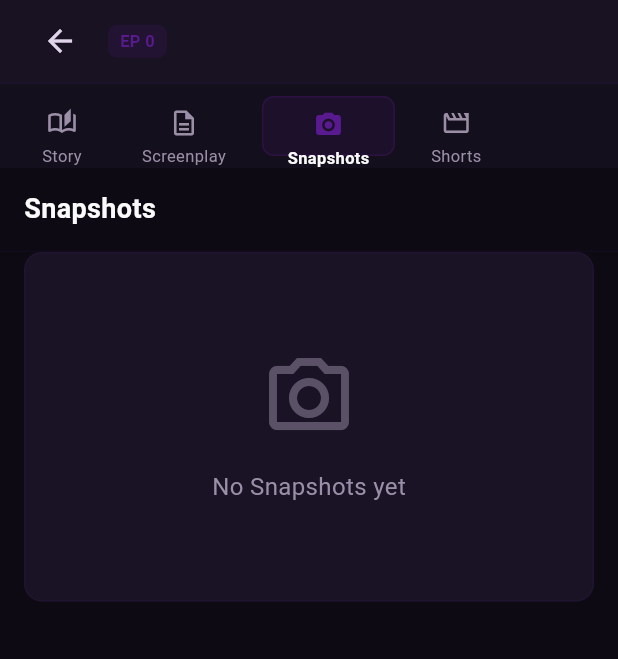
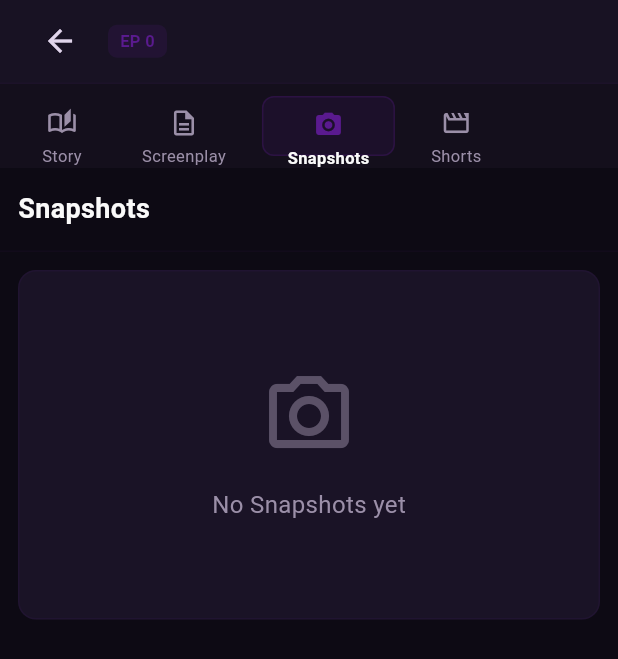
Before and after one commit to vpdevportal/yashvi-media-studio, a Flutter app: the EpisodeDetailPage screen opened directly with empty values, after a tap on "Screenplay", after a tap on "Snapshots", on a phone screen of 412 x 824 dp. Shown: the top 659 px of the screen. Run offline on Flutter 3.47's test engine with Material 3 defaults, Android fonts, the light colour scheme and no system bars; network calls fail; Roboto replaces fonts that are missing (SF Pro Display).

Commit message:
refactor(frontend): create MediaQuery extension for responsive helpers
- Create MediaQueryExtensions with isMobile, isTablet, isSmallScreen, isDesktop helpers
- Add responsivePadding, responsiveHorizontalPadding, responsiveVerticalPadding helpers
- Replace all inline MediaQuery checks with extension methods
- Update dashboard, episode detail, sidebar, top bar, and all tab components
- Cleaner, more maintainable responsive code across the codebase

```diff
--- /dev/null
+++ b/apps/frontend/lib/core/extensions/media_query_extensions.dart
@@ -0,0 +1,69 @@
+import 'package:flutter/material.dart';
+
+/// Extension on BuildContext to provide responsive breakpoint helpers
+extension MediaQueryExtensions on BuildContext {
+  /// Get the screen width
+  double get screenWidth => MediaQuery.of(this).size.width;
+
+  /// Get the screen height
+  double get screenHeight => MediaQuery.of(this).size.height;
+
+  /// Check if screen is mobile (< 768px)
+  bool get isMobile => screenWidth < 768;
+
+  /// Check if screen is tablet (768px - 1199px)
+  bool get isTablet => screenWidth >= 768 && screenWidth < 1200;
+
+  /// Check if screen is small (< 1200px) - shows icon-only sidebar
+  bool get isSmallScreen => screenWidth < 1200;
+
+  /// Check if screen is desktop (>= 1200px)
+  bool get isDesktop => screenWidth >= 1200;
+
+  /// Check if screen is large desktop (>= 1400px)
+  bool get isLargeDesktop => screenWidth >= 1400;
+
+  /// Get responsive padding based on screen size
+  EdgeInsets get responsivePadding {
+    if (isMobile) {
+      return const EdgeInsets.all(12);
+    } else if (isSmallScreen) {
+      return const EdgeInsets.all(16);
+    } else {
+      return const EdgeInsets.all(32);
+    }
+  }
+
+  /// Get responsive horizontal padding
+  EdgeInsets get responsiveHorizontalPadding {
+    if (isMobile) {
+      return const EdgeInsets.symmetric(horizontal: 12);
+    } else if (isSmallScreen) {
+      return const EdgeInsets.symmetric(horizontal: 16);
+    } else {
+      return const EdgeInsets.symmetric(horizontal: 32);
+    }
+  }
+
+  /// Get responsive vertical padding
+  EdgeInsets get responsiveVerticalPadding {
+    if (isMobile) {
+      return const EdgeInsets.symmetric(vertical: 12);
+    } else if (isSmallScreen) {
+      return const EdgeInsets.symmetric(vertical: 16);
+    } else {
+      return const EdgeInsets.symmetric(vertical: 32);
+    }
+  }
+
+  /// Get responsive font size multiplier
+  double get responsiveFontMultiplier {
+    if (isMobile) {
+      return 0.9;
+    } else if (isSmallScreen) {
+      return 0.95;
+    } else {
+      return 1.0;
+    }
+  }
+}
--- a/apps/frontend/lib/pages/episode_detail/episode_shorts_tab.dart
+++ b/apps/frontend/lib/pages/episode_detail/episode_shorts_tab.dart
@@ -1,4 +1,5 @@
 import 'package:flutter/material.dart';
+import '../../core/extensions/media_query_extensions.dart';
 import '../../widgets/page_top_bar.dart';
 import 'episode_empty_state.dart';
 
@@ -11,22 +12,12 @@ class EpisodeShortsTab extends StatelessWidget {
       children: [
         const PageTopBar(title: 'Shorts'),
         Expanded(
-          child: Builder(
-            builder: (context) {
-              final isMobile = MediaQuery.of(context).size.width < 768;
-              return SingleChildScrollView(
-                padding: EdgeInsets.fromLTRB(
-                  isMobile ? 16 : 32,
-                  0,
-                  isMobile ? 16 : 32,
-                  isMobile ? 16 : 32,
-                ),
-                child: const EpisodeEmptyState(
-                  title: 'Shorts',
-                  icon: Icons.movie_outlined,
-                ),
-              );
-            },
+          child: SingleChildScrollView(
+            padding: context.responsivePadding,
+            child: const EpisodeEmptyState(
+              title: 'Shorts',
+              icon: Icons.movie_outlined,
+            ),
           ),
         ),
       ],
--- a/apps/frontend/lib/pages/episode_detail/episode_snapshots_tab.dart
+++ b/apps/frontend/lib/pages/episode_detail/episode_snapshots_tab.dart
@@ -1,4 +1,5 @@
 import 'package:flutter/material.dart';
+import '../../core/extensions/media_query_extensions.dart';
 import '../../widgets/page_top_bar.dart';
 import 'episode_empty_state.dart';
 
@@ -11,22 +12,12 @@ class EpisodeSnapshotsTab extends StatelessWidget {
       children: [
         const PageTopBar(title: 'Snapshots'),
         Expanded(
-          child: Builder(
-            builder: (context) {
-              final isMobile = MediaQuery.of(context).size.width < 768;
-              return SingleChildScrollView(
-                padding: EdgeInsets.fromLTRB(
-                  isMobile ? 16 : 32,
-                  0,
-                  isMobile ? 16 : 32,
-                  isMobile ? 16 : 32,
-                ),
-                child: const EpisodeEmptyState(
-                  title: 'Snapshots',
-                  icon: Icons.camera_alt_outlined,
-                ),
-              );
-            },
+          child: SingleChildScrollView(
+            padding: context.responsivePadding,
+            child: const EpisodeEmptyState(
+              title: 'Snapshots',
+              icon: Icons.camera_alt_outlined,
+            ),
           ),
         ),
       ],
--- a/apps/frontend/lib/pages/episode_detail/episode_story_tab.dart
+++ b/apps/frontend/lib/pages/episode_detail/episode_story_tab.dart
@@ -2,6 +2,7 @@ import 'package:flutter/material.dart';
 import '../../core/models/episode.dart';
 import '../../core/models/story.dart';
 import '../../core/theme/app_colors.dart';
+import '../../core/extensions/media_query_extensions.dart';
 import '../../widgets/page_top_bar.dart';
 import 'episode_empty_state.dart';
 
@@ -181,16 +182,10 @@ class _EpisodeStoryTabState extends State<EpisodeStoryTab> {
     }
 
     final content = widget.story?.content;
-    final isMobile = MediaQuery.of(context).size.width < 768;
 
     if (content == null || content.trim().isEmpty) {
       return SingleChildScrollView(
-        padding: EdgeInsets.fromLTRB(
-          isMobile ? 16 : 32,
-          0,
-          isMobile ? 16 : 32,
-          isMobile ? 16 : 32,
-        ),
+        padding: context.responsivePadding,
         child: EpisodeEmptyState(
           title: 'Story content',
           icon: Icons.auto_stories_outlined,
@@ -199,15 +194,10 @@ class _EpisodeStoryTabState extends State<EpisodeStoryTab> {
     }
 
     return SingleChildScrollView(
-      padding: EdgeInsets.fromLTRB(
-        isMobile ? 16 : 32,
-        0,
-        isMobile ? 16 : 32,
-        isMobile ? 16 : 32,
-      ),
+      padding: context.responsivePadding,
       child: Container(
         width: double.infinity,
-        padding: EdgeInsets.all(isMobile ? 16 : 32),
+        padding: EdgeInsets.all(context.isMobile ? 16 : 32),
         decoration: BoxDecoration(
           color: AppColors.surface,
           borderRadius: BorderRadius.circular(12),
@@ -217,7 +207,7 @@ class _EpisodeStoryTabState extends State<EpisodeStoryTab> {
           content,
           style: TextStyle(
             color: AppColors.textSecondary,
-            fontSize: isMobile ? 14 : 15,
+            fontSize: context.isMobile ? 14 : 15,
             height: 1.8,
           ),
         ),
@@ -226,15 +216,8 @@ class _EpisodeStoryTabState extends State<EpisodeStoryTab> {
   }
 
   Widget _buildEditor() {
-    final isMobile = MediaQuery.of(context).size.width < 768;
-
     return Container(
-      padding: EdgeInsets.fromLTRB(
-        isMobile ? 16 : 32,
-        0,
-        isMobile ? 16 : 32,
-        isMobile ? 16 : 32,
-      ),
+      padding: context.responsivePadding,
       child: TextField(
         controller: _storyController,
         autofocus: true,
--- a/apps/frontend/lib/pages/episode_detail_page.dart
+++ b/apps/frontend/lib/pages/episode_detail_page.dart
@@ -5,6 +5,7 @@ import '../core/models/story.dart';
 import '../core/models/scene.dart';
 import '../core/services/api_service.dart';
 import '../core/theme/app_colors.dart';
+import '../core/extensions/media_query_extensions.dart';
 import 'episode_detail/episode_screenplay_tab.dart';
 import 'episode_detail/episode_shorts_tab.dart';
 import 'episode_detail/episode_snapshots_tab.dart';
@@ -139,10 +140,6 @@ class _EpisodeDetailPageState extends State<EpisodeDetailPage> {
 
   @override
   Widget build(BuildContext context) {
-    final screenWidth = MediaQuery.of(context).size.width;
-    final isMobile = screenWidth < 768;
-    final isTablet = screenWidth >= 768 && screenWidth < 1200;
-    final isSmallScreen = screenWidth < 1200; // Small screens show icon-only sidebar
 
     return CallbackShortcuts(
       bindings: {
@@ -156,10 +153,10 @@ class _EpisodeDetailPageState extends State<EpisodeDetailPage> {
             children: [
               // Full-width navbar
               Container(
-                height: isMobile ? 56 : 64,
+                height: context.isMobile ? 56 : 64,
                 width: double.infinity,
                 padding: EdgeInsets.symmetric(
-                  horizontal: isMobile ? 16 : isTablet ? 24 : 32,
+                  horizontal: context.isMobile ? 16 : context.isTablet ? 24 : 32,
                 ),
                 decoration: BoxDecoration(
                   color: AppColors.navbar,
@@ -174,11 +171,11 @@ class _EpisodeDetailPageState extends State<EpisodeDetailPage> {
                       onPressed: () => Navigator.pop(context),
                       tooltip: 'Back (Esc)',
                     ),
-                    SizedBox(width: isMobile ? 8 : 16),
+                    SizedBox(width: context.isMobile ? 8 : 16),
                     Container(
                       padding: EdgeInsets.symmetric(
-                        horizontal: isMobile ? 8 : 10,
-                        vertical: isMobile ? 3 : 4,
+                        horizontal: context.isMobile ? 8 : 10,
+                        vertical: context.isMobile ? 3 : 4,
                       ),
                       decoration: BoxDecoration(
                         color: AppColors.primary.withValues(alpha:0.15),
@@ -188,21 +185,21 @@ class _EpisodeDetailPageState extends State<EpisodeDetailPage> {
                         'EP ${widget.episode.episodeNumber}',
                         style: TextStyle(
                           color: AppColors.primary,
-                          fontSize: isMobile ? 11 : 12,
+                          fontSize: context.isMobile ? 11 : 12,
                           fontWeight: FontWeight.bold,
                         ),
                       ),
                     ),
-                    SizedBox(width: isMobile ? 8 : 16),
+                    SizedBox(width: context.isMobile ? 8 : 16),
                     Expanded(
                       child: Text(
                         widget.episode.title,
                         style: TextStyle(
                           color: AppColors.textPrimary,
-                          fontSize: isMobile ? 16 : 18,
+                          fontSize: context.isMobile ? 16 : 18,
                           fontWeight: FontWeight.bold,
                         ),
-                        maxLines: isMobile ? 2 : 1,
+                        maxLines: context.isMobile ? 2 : 1,
                         overflow: TextOverflow.ellipsis,
                       ),
                     ),
@@ -211,7 +208,7 @@ class _EpisodeDetailPageState extends State<EpisodeDetailPage> {
               ),
               // Main content area with left menu and right content
               Expanded(
-                child: isMobile
+                child: context.isMobile
                     ? Column(
                         children: [
                           // Mobile: Horizontal tab bar at top
@@ -268,7 +265,7 @@ class _EpisodeDetailPageState extends State<EpisodeDetailPage> {
                         children: [
                           // Desktop: Left sidebar menu (icon-only on small screens)
                           Container(
-                            width: isSmallScreen ? 64 : (isTablet ? 200 : 240),
+                            width: context.isSmallScreen ? 64 : (context.isTablet ? 200 : 240),
                             decoration: BoxDecoration(
                               color: AppColors.sidebar,
                               border: Border(
@@ -285,7 +282,7 @@ class _EpisodeDetailPageState extends State<EpisodeDetailPage> {
                                   label: tab.label,
                                   isSelected: _selectedTab == index,
                                   onTap: () => _onTabSelected(index),
-                                  showLabel: !isSmallScreen,
+                                  showLabel: !context.isSmallScreen,
                                 );
                               }),
                             ),
--- a/apps/frontend/lib/widgets/page_top_bar.dart
+++ b/apps/frontend/lib/widgets/page_top_bar.dart
@@ -1,5 +1,6 @@
 import 'package:flutter/material.dart';
 import '../core/theme/app_colors.dart';
+import '../core/extensions/media_query_extensions.dart';
 
 class PageTopBar extends StatelessWidget {
   final String title;
@@ -13,13 +14,9 @@ class PageTopBar extends StatelessWidget {
 
   @override
   Widget build(BuildContext context) {
-    final isMobile = MediaQuery.of(context).size.width < 768;
-
     return Container(
-      height: isMobile ? 56 : 64,
-      padding: EdgeInsets.symmetric(
-        horizontal: isMobile ? 16 : 32,
-      ),
+      height: context.isMobile ? 56 : 64,
+      padding: context.responsiveHorizontalPadding,
       decoration: BoxDecoration(
         border: Border(
           bottom: BorderSide(color: AppColors.primary.withValues(alpha:0.06)),
@@ -32,14 +29,14 @@ class PageTopBar extends StatelessWidget {
               title,
               style: TextStyle(
                 color: AppColors.textPrimary,
-                fontSize: isMobile ? 18 : 20,
+                fontSize: context.isMobile ? 18 : 20,
                 fontWeight: FontWeight.bold,
               ),
               overflow: TextOverflow.ellipsis,
             ),
           ),
           if (actions != null && actions!.isNotEmpty) ...[
-            SizedBox(width: isMobile ? 8 : 16),
+            SizedBox(width: context.isMobile ? 8 : 16),
             ...actions!,
           ],
         ],
```
Also changed, not shown: apps/frontend/lib/pages/dashboard_page.dart (+19 -21 lines), apps/frontend/lib/pages/episode_detail/episode_screenplay_tab.dart (+39 -56 lines), apps/frontend/lib/widgets/project_card.dart (+12 -12 lines), apps/frontend/lib/widgets/sidebar.dart (+9 -12 lines), apps/frontend/lib/widgets/top_bar.dart (+9 -10 lines).
